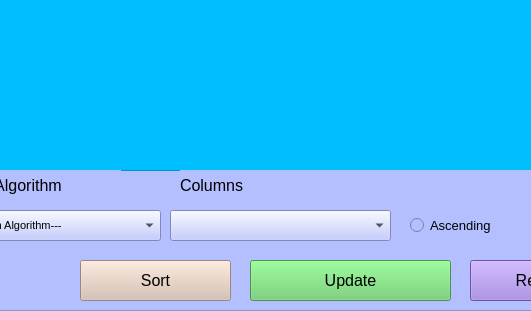
This is ui/ui/Dashboard.ui in saqlainrai/DSA-Final-Project as Qt 5 draws it before an edit; both pictures show x 290 to 821 and y 330 to 650 of the 1113 by 650 pixel window. The edited form follows.
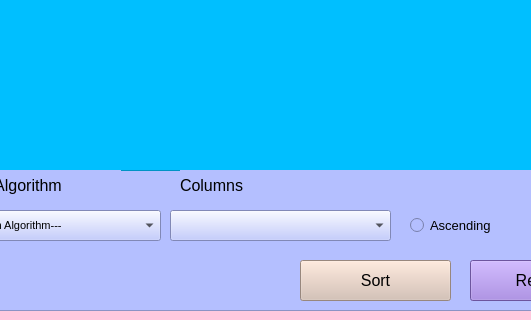
This is the edited form. Icons and pictures are not drawn.

```diff
--- a/ui/ui/Dashboard.ui
+++ b/ui/ui/Dashboard.ui
@@ -644,39 +644,6 @@
         <string>Add</string>
        </property>
       </widget>
-      <widget class="QPushButton" name="btnUpdate">
-       <property name="geometry">
-        <rect>
-         <x>320</x>
-         <y>470</y>
-         <width>201</width>
-         <height>41</height>
-        </rect>
-       </property>
-       <property name="font">
-        <font>
-         <pointsize>12</pointsize>
-        </font>
-       </property>
-       <property name="styleSheet">
-        <string notr="true">QPushButton {
-    background-color: #66cc66; 
-    color: black;
-}
-
-QPushButton:hover {
-    background-color: #ccffcc; 
-}
-
-QPushButton:pressed {
-    background-color: #99ff99;
-}
-</string>
-       </property>
-       <property name="text">
-        <string>Update</string>
-       </property>
-      </widget>
       <widget class="QLabel" name="txtComments">
        <property name="geometry">
         <rect>
@@ -721,7 +688,7 @@
       <widget class="QPushButton" name="btnSort">
        <property name="geometry">
         <rect>
-         <x>150</x>
+         <x>370</x>
          <y>470</y>
          <width>151</width>
          <height>41</height>
```
